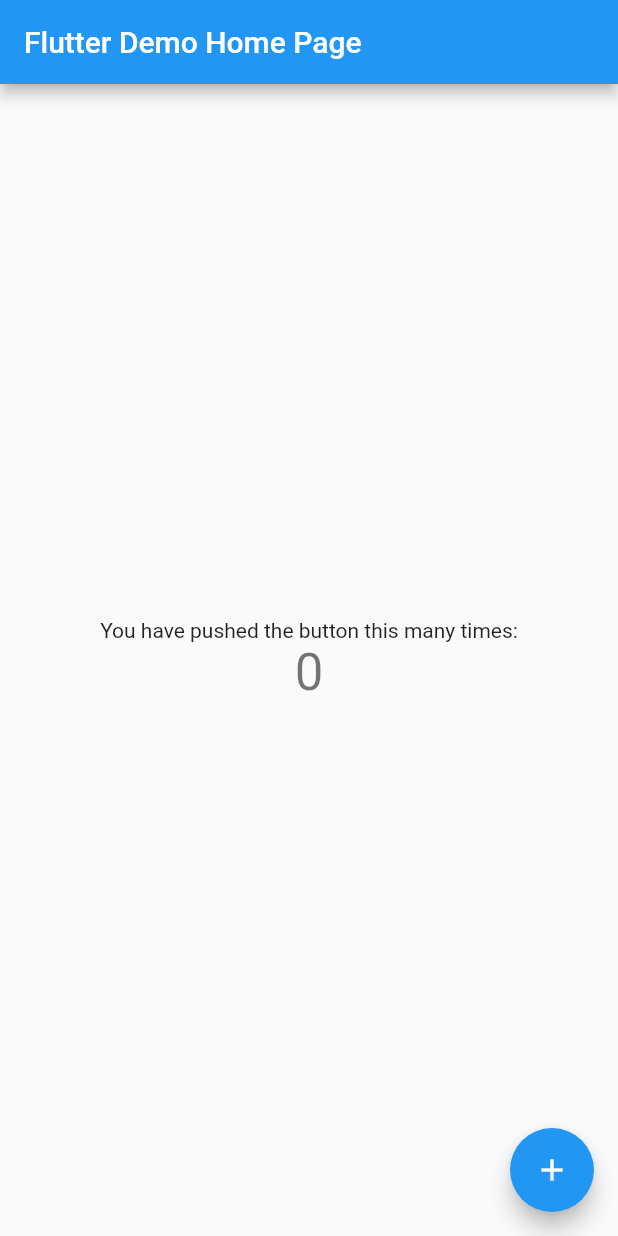
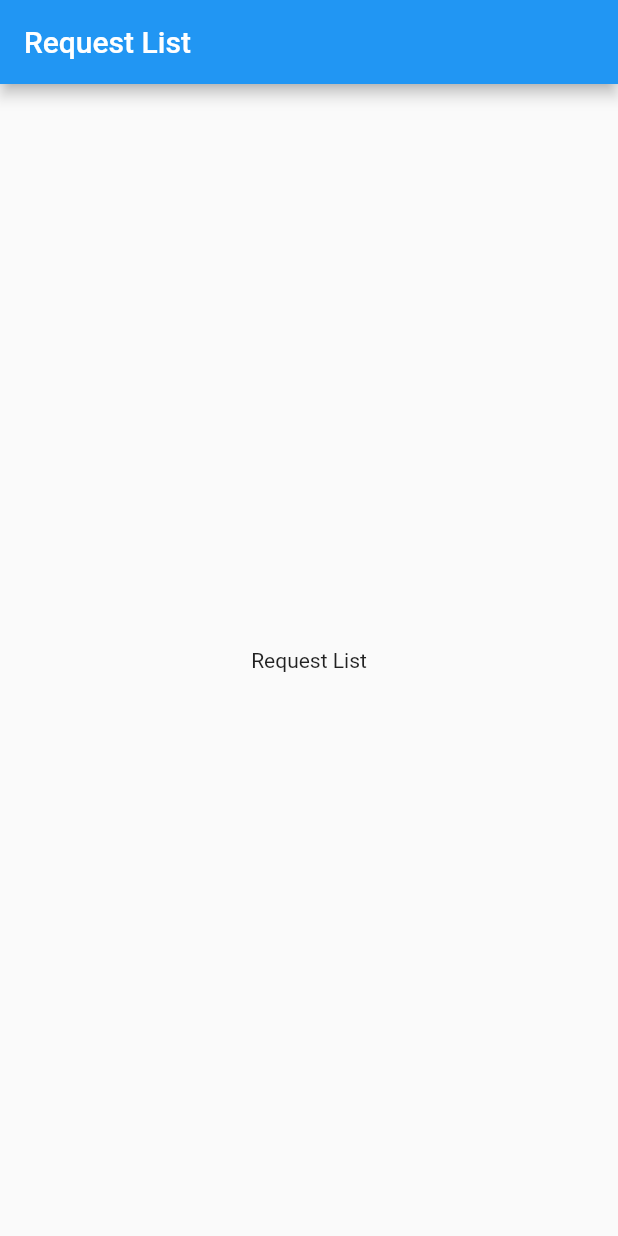
Before and after one commit to lil-shimon/vote, a Flutter app: the screen it shows after launch, on a phone screen of 412 x 824 dp. Run offline on Flutter 3.47's test engine with Material 2 defaults, Android fonts, the phone set to English and light mode, and no system bars; missing offline and left inert: amplify_datastore_plugin_interface.

Commit message:
feat: 🎸 clean up main.dart

```diff
--- a/lib/main.dart
+++ b/lib/main.dart
@@ -1,113 +1,23 @@
 import 'package:flutter/material.dart';
+import 'package:vote/ui/pages/request/list.dart';
 
 void main() {
   runApp(MyApp());
 }
 
 class MyApp extends StatelessWidget {
-  // This widget is the root of your application.
   @override
   Widget build(BuildContext context) {
     return MaterialApp(
       title: 'Flutter Demo',
+
+      /// TODO: create theme
       theme: ThemeData(
-        // This is the theme of your application.
-        //
-        // Try running your application with "flutter run". You'll see the
-        // application has a blue toolbar. Then, without quitting the app, try
-        // changing the primarySwatch below to Colors.green and then invoke
-        // "hot reload" (press "r" in the console where you ran "flutter run",
-        // or simply save your changes to "hot reload" in a Flutter IDE).
-        // Notice that the counter didn't reset back to zero; the application
-        // is not restarted.
         primarySwatch: Colors.blue,
       ),
-      home: MyHomePage(title: 'Flutter Demo Home Page'),
+
+      /// TODO: create home page
+      home: RequestListPage(),
     );
   }
 }
-
-class MyHomePage extends StatefulWidget {
-  MyHomePage({Key? key, required this.title}) : super(key: key);
-
-  // This widget is the home page of your application. It is stateful, meaning
-  // that it has a State object (defined below) that contains fields that affect
-  // how it looks.
-
-  // This class is the configuration for the state. It holds the values (in this
-  // case the title) provided by the parent (in this case the App widget) and
-  // used by the build method of the State. Fields in a Widget subclass are
-  // always marked "final".
-
-  final String title;
-
-  @override
-  _MyHomePageState createState() => _MyHomePageState();
-}
-
-class _MyHomePageState extends State<MyHomePage> {
-  int _counter = 0;
-
-  void _incrementCounter() {
-    setState(() {
-      // This call to setState tells the Flutter framework that something has
-      // changed in this State, which causes it to rerun the build method below
-      // so that the display can reflect the updated values. If we changed
-      // _counter without calling setState(), then the build method would not be
-      // called again, and so nothing would appear to happen.
-      _counter++;
-    });
-  }
-
-  @override
-  Widget build(BuildContext context) {
-    // This method is rerun every time setState is called, for instance as done
-    // by the _incrementCounter method above.
-    //
-    // The Flutter framework has been optimized to make rerunning build methods
-    // fast, so that you can just rebuild anything that needs updating rather
-    // than having to individually change instances of widgets.
-    return Scaffold(
-      appBar: AppBar(
-        // Here we take the value from the MyHomePage object that was created by
-        // the App.build method, and use it to set our appbar title.
-        title: Text(widget.title),
-      ),
-      body: Center(
-        // Center is a layout widget. It takes a single child and positions it
-        // in the middle of the parent.
-        child: Column(
-          // Column is also a layout widget. It takes a list of children and
-          // arranges them vertically. By default, it sizes itself to fit its
-          // children horizontally, and tries to be as tall as its parent.
-          //
-          // Invoke "debug painting" (press "p" in the console, choose the
-          // "Toggle Debug Paint" action from the Flutter Inspector in Android
-          // Studio, or the "Toggle Debug Paint" command in Visual Studio Code)
-          // to see the wireframe for each widget.
-          //
-          // Column has various properties to control how it sizes itself and
-          // how it positions its children. Here we use mainAxisAlignment to
-          // center the children vertically; the main axis here is the vertical
-          // axis because Columns are vertical (the cross axis would be
-          // horizontal).
-          mainAxisAlignment: MainAxisAlignment.center,
-          children: <Widget>[
-            Text(
-              'You have pushed the button this many times:',
-            ),
-            Text(
-              '$_counter',
-              style: Theme.of(context).textTheme.headline4,
-            ),
-          ],
-        ),
-      ),
-      floatingActionButton: FloatingActionButton(
-        onPressed: _incrementCounter,
-        tooltip: 'Increment',
-        child: Icon(Icons.add),
-      ), // This trailing comma makes auto-formatting nicer for build methods.
-    );
-  }
-}
--- /dev/null
+++ b/lib/ui/pages/request/list.dart
@@ -0,0 +1,15 @@
+import "package:flutter/material.dart";
+
+class RequestListPage extends StatelessWidget {
+  @override
+  Widget build(BuildContext context) {
+    return Scaffold(
+      appBar: AppBar(
+        title: Text('Request List'),
+      ),
+      body: Center(
+        child: Text('Request List'),
+      ),
+    );
+  }
+}
```
